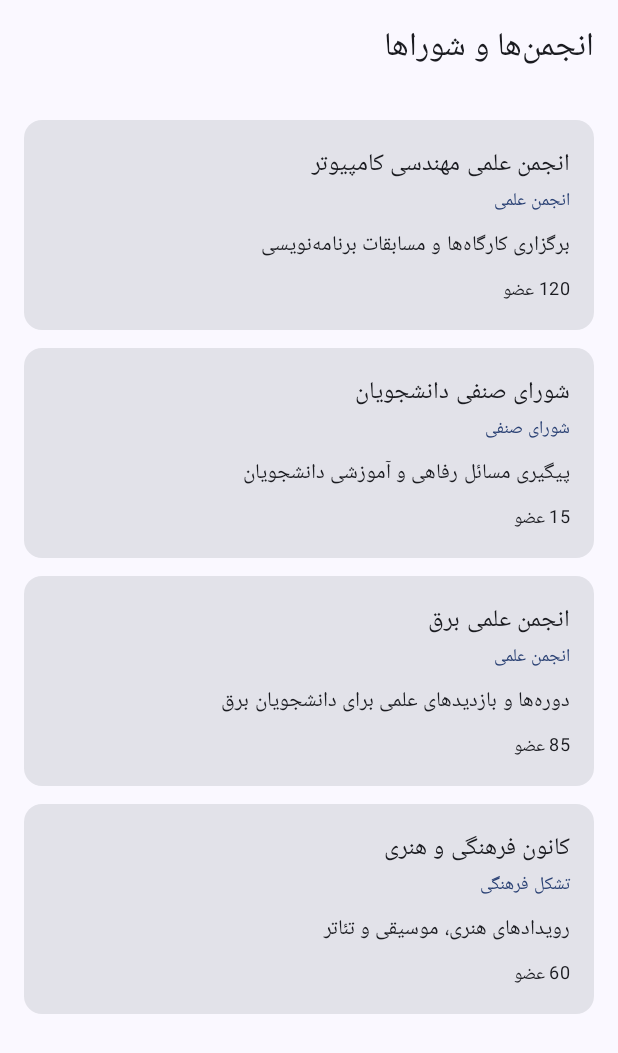
After one commit to amirh4liyan/farnama-android, an Android app built with Jetpack Compose: the AssociationsScreen screen opened through its navigation route, on a phone screen of 412 x 824 dp. The commit adds this screen. Shown: the top 1053 px of the screen. Run offline under Robolectric (Android 15) with nearby library versions, the phone set to English and light mode, and no system bars.

Commit message:
Add navigation and associations list screen with fake data

```diff
--- a/app/src/main/java/com/example/farnama/MainActivity.kt
+++ b/app/src/main/java/com/example/farnama/MainActivity.kt
@@ -3,15 +3,10 @@ package com.example.farnama
 import android.os.Bundle
 import androidx.activity.ComponentActivity
 import androidx.activity.compose.setContent
-import androidx.compose.material3.Text
 import androidx.compose.runtime.CompositionLocalProvider
-import androidx.compose.runtime.getValue
-import androidx.compose.runtime.mutableStateOf
-import androidx.compose.runtime.remember
-import androidx.compose.runtime.setValue
 import androidx.compose.ui.platform.LocalLayoutDirection
 import androidx.compose.ui.unit.LayoutDirection
-import com.example.farnama.ui.auth.LoginScreen
+import com.example.farnama.ui.navigation.AppNavigation
 import com.example.farnama.ui.theme.FarnamaTheme
 
 class MainActivity : ComponentActivity() {
@@ -20,12 +15,7 @@ class MainActivity : ComponentActivity() {
         setContent {
             FarnamaTheme {
                 CompositionLocalProvider(LocalLayoutDirection provides LayoutDirection.Rtl) {
-                    var loggedIn by remember { mutableStateOf(false) }
-                    if (loggedIn) {
-                        Text("ورود موفق بود") // فعلاً موقت
-                    } else {
-                        LoginScreen(onLoginSuccess = { loggedIn = true })
-                    }
+                    AppNavigation()
                 }
             }
         }
--- /dev/null
+++ b/app/src/main/java/com/example/farnama/data/repository/AssociationRepository.kt
@@ -0,0 +1,17 @@
+package com.example.farnama.data.repository
+
+import com.example.farnama.model.Association
+import kotlinx.coroutines.delay
+
+class AssociationRepository {
+    // فعلاً فیک: بعداً با API سرور و Room جایگزین می‌شود
+    suspend fun getAssociations(): List<Association> {
+        delay(500)
+        return listOf(
+            Association(1, "انجمن علمی مهندسی کامپیوتر", "انجمن علمی", "برگزاری کارگاه‌ها و مسابقات برنامه‌نویسی", 120),
+            Association(2, "شورای صنفی دانشجویان", "شورای صنفی", "پیگیری مسائل رفاهی و آموزشی دانشجویان", 15),
+            Association(3, "انجمن علمی برق", "انجمن علمی", "دوره‌ها و بازدیدهای علمی برای دانشجویان برق", 85),
+            Association(4, "کانون فرهنگی و هنری", "تشکل فرهنگی", "رویدادهای هنری، موسیقی و تئاتر", 60)
+        )
+    }
+}
--- /dev/null
+++ b/app/src/main/java/com/example/farnama/model/Association.kt
@@ -0,0 +1,9 @@
+package com.example.farnama.model
+
+data class Association(
+    val id: Int,
+    val name: String,
+    val type: String,
+    val description: String,
+    val memberCount: Int
+)
--- /dev/null
+++ b/app/src/main/java/com/example/farnama/ui/associations/AssociationsScreen.kt
@@ -0,0 +1,77 @@
+package com.example.farnama.ui.associations
+
+import androidx.compose.foundation.layout.Arrangement
+import androidx.compose.foundation.layout.Box
+import androidx.compose.foundation.layout.Column
+import androidx.compose.foundation.layout.PaddingValues
+import androidx.compose.foundation.layout.Spacer
+import androidx.compose.foundation.layout.fillMaxSize
+import androidx.compose.foundation.layout.fillMaxWidth
+import androidx.compose.foundation.layout.height
+import androidx.compose.foundation.layout.padding
+import androidx.compose.foundation.lazy.LazyColumn
+import androidx.compose.foundation.lazy.items
+import androidx.compose.material3.Card
+import androidx.compose.material3.CircularProgressIndicator
+import androidx.compose.material3.ExperimentalMaterial3Api
+import androidx.compose.material3.MaterialTheme
+import androidx.compose.material3.Scaffold
+import androidx.compose.material3.Text
+import androidx.compose.material3.TopAppBar
+import androidx.compose.runtime.Composable
+import androidx.compose.runtime.getValue
+import androidx.compose.ui.Alignment
+import androidx.compose.ui.Modifier
+import androidx.compose.ui.unit.dp
+import androidx.lifecycle.compose.collectAsStateWithLifecycle
+import androidx.lifecycle.viewmodel.compose.viewModel
+import com.example.farnama.model.Association
+
+@OptIn(ExperimentalMaterial3Api::class)
+@Composable
+fun AssociationsScreen(
+    viewModel: AssociationsViewModel = viewModel()
+) {
+    val state by viewModel.state.collectAsStateWithLifecycle()
+
+    Scaffold(
+        topBar = { TopAppBar(title = { Text("انجمن‌ها و شوراها") }) }
+    ) { padding ->
+        Box(
+            modifier = Modifier
+                .fillMaxSize()
+                .padding(padding)
+        ) {
+            if (state.isLoading) {
+                CircularProgressIndicator(Modifier.align(Alignment.Center))
+            } else {
+                LazyColumn(
+                    contentPadding = PaddingValues(16.dp),
+                    verticalArrangement = Arrangement.spacedBy(12.dp)
+                ) {
+                    items(state.associations, key = { it.id }) { association ->
+                        AssociationCard(association)
+                    }
+                }
+            }
+        }
+    }
+}
+
+@Composable
+private fun AssociationCard(association: Association) {
+    Card(modifier = Modifier.fillMaxWidth()) {
+        Column(modifier = Modifier.padding(16.dp)) {
+            Text(association.name, style = MaterialTheme.typography.titleMedium)
+            Text(
+                association.type,
+                style = MaterialTheme.typography.bodySmall,
+                color = MaterialTheme.colorScheme.primary
+            )
+            Spacer(Modifier.height(8.dp))
+            Text(association.description, style = MaterialTheme.typography.bodyMedium)
+            Spacer(Modifier.height(8.dp))
+            Text("${association.memberCount} عضو", style = MaterialTheme.typography.bodySmall)
+        }
+    }
+}
--- /dev/null
+++ b/app/src/main/java/com/example/farnama/ui/associations/AssociationsViewModel.kt
@@ -0,0 +1,30 @@
+package com.example.farnama.ui.associations
+
+import androidx.lifecycle.ViewModel
+import androidx.lifecycle.viewModelScope
+import com.example.farnama.data.repository.AssociationRepository
+import com.example.farnama.model.Association
+import kotlinx.coroutines.flow.MutableStateFlow
+import kotlinx.coroutines.flow.StateFlow
+import kotlinx.coroutines.flow.asStateFlow
+import kotlinx.coroutines.launch
+
+data class AssociationsUiState(
+    val isLoading: Boolean = true,
+    val associations: List<Association> = emptyList()
+)
+
+class AssociationsViewModel(
+    private val repository: AssociationRepository = AssociationRepository()
+) : ViewModel() {
+
+    private val _state = MutableStateFlow(AssociationsUiState())
+    val state: StateFlow<AssociationsUiState> = _state.asStateFlow()
+
+    init {
+        viewModelScope.launch {
+            val list = repository.getAssociations()
+            _state.value = AssociationsUiState(isLoading = false, associations = list)
+        }
+    }
+}
--- /dev/null
+++ b/app/src/main/java/com/example/farnama/ui/navigation/AppNavigation.kt
@@ -0,0 +1,29 @@
+package com.example.farnama.ui.navigation
+
+import androidx.compose.runtime.Composable
+import androidx.navigation.compose.NavHost
+import androidx.navigation.compose.composable
+import androidx.navigation.compose.rememberNavController
+import com.example.farnama.ui.associations.AssociationsScreen
+import com.example.farnama.ui.auth.LoginScreen
+
+@Composable
+fun AppNavigation() {
+    val navController = rememberNavController()
+
+    NavHost(navController = navController, startDestination = "login") {
+        composable("login") {
+            LoginScreen(
+                onLoginSuccess = {
+                    navController.navigate("associations") {
+                        // صفحه ورود از پشته حذف شود تا با دکمه Back برنگردیم
+                        popUpTo("login") { inclusive = true }
+                    }
+                }
+            )
+        }
+        composable("associations") {
+            AssociationsScreen()
+        }
+    }
+}
```
